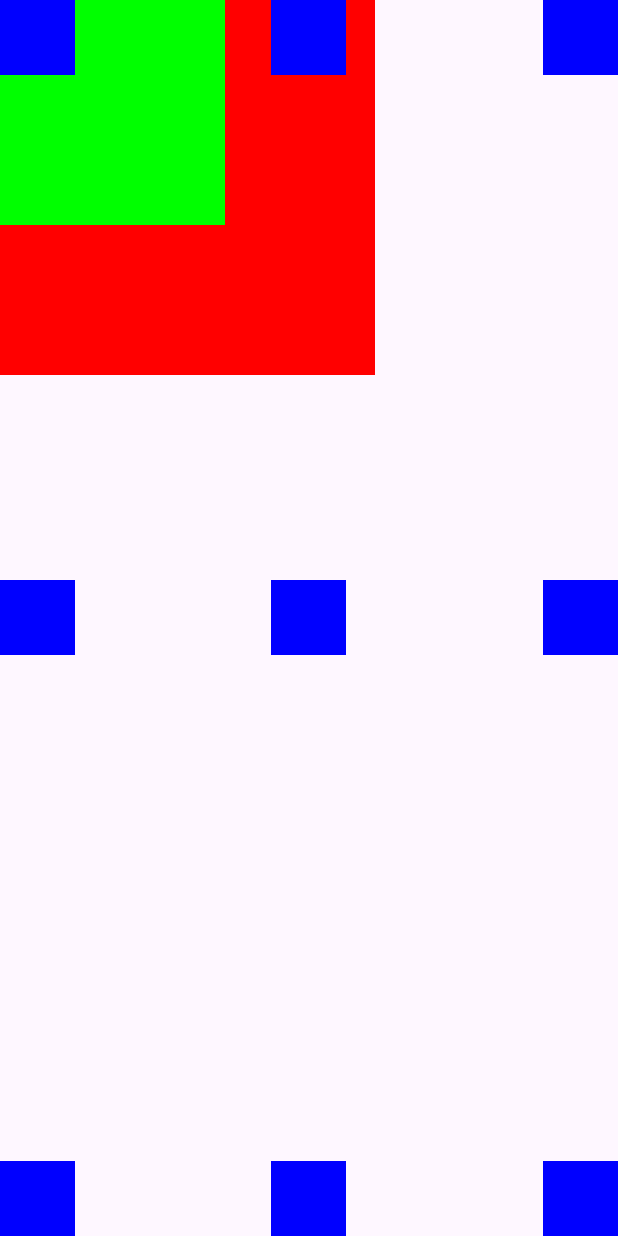
After one commit to rmfgh2004/WidgetSampleApp, an Android app: the layout layout_frame.xml on its own in the app's theme, with its tools: preview values and no code run, on a phone screen of 412 x 824 dp. The commit adds this screen. Run offline under Robolectric (Android 15) with nearby library versions, the phone set to English and light mode, and no system bars.

Commit message:
study FrameLayout

```diff
--- a/app/src/main/java/com/example/widgetsampleapp/MainActivity.kt
+++ b/app/src/main/java/com/example/widgetsampleapp/MainActivity.kt
@@ -10,7 +10,7 @@ class MainActivity : AppCompatActivity() {
     override fun onCreate(savedInstanceState: Bundle?) {
         super.onCreate(savedInstanceState)
         enableEdgeToEdge()
-        setContentView(R.layout.layout_relative)
+        setContentView(R.layout.layout_frame)
         ViewCompat.setOnApplyWindowInsetsListener(findViewById(R.id.main)) { v, insets ->
             val systemBars = insets.getInsets(WindowInsetsCompat.Type.systemBars())
             v.setPadding(systemBars.left, systemBars.top, systemBars.right, systemBars.bottom)
--- /dev/null
+++ b/app/src/main/res/layout/layout_frame.xml
@@ -0,0 +1,70 @@
+<?xml version="1.0" encoding="utf-8"?>
+<FrameLayout xmlns:android="http://schemas.android.com/apk/res/android"
+    android:id="@+id/main"
+    android:layout_width="match_parent"
+    android:layout_height="match_parent">
+
+    <TextView
+        android:layout_width="250dp"
+        android:layout_height="250dp"
+        android:background="#FFFF0000"/>
+
+    <TextView
+        android:layout_width="150dp"
+        android:layout_height="150dp"
+        android:background="#FF00FF00"/>
+
+    <TextView
+        android:layout_width="50dp"
+        android:layout_height="50dp"
+        android:background="#FF0000FF" />
+
+    <TextView
+        android:layout_width="50dp"
+        android:layout_height="50dp"
+        android:background="#FF0000FF"
+        android:layout_gravity="center_horizontal"/>
+
+    <TextView
+        android:layout_width="50dp"
+        android:layout_height="50dp"
+        android:background="#FF0000FF"
+        android:layout_gravity="center_horizontal|end"/>
+
+    <TextView
+        android:layout_width="50dp"
+        android:layout_height="50dp"
+        android:background="#FF0000FF"
+        android:layout_gravity="center_vertical"/>
+
+    <TextView
+        android:layout_width="50dp"
+        android:layout_height="50dp"
+        android:background="#FF0000FF"
+        android:layout_gravity="center_vertical|center_horizontal" />
+
+    <TextView
+        android:layout_width="50dp"
+        android:layout_height="50dp"
+        android:background="#FF0000FF"
+        android:layout_gravity="center_vertical|end"/>
+
+    <TextView
+        android:layout_width="50dp"
+        android:layout_height="50dp"
+        android:background="#FF0000FF"
+        android:layout_gravity="bottom"/>
+
+    <TextView
+        android:layout_width="50dp"
+        android:layout_height="50dp"
+        android:background="#FF0000FF"
+        android:layout_gravity="bottom|center_horizontal"/>
+
+    <TextView
+        android:layout_width="50dp"
+        android:layout_height="50dp"
+        android:background="#FF0000FF"
+        android:layout_gravity="bottom|end"/>
+
+</FrameLayout>
```
